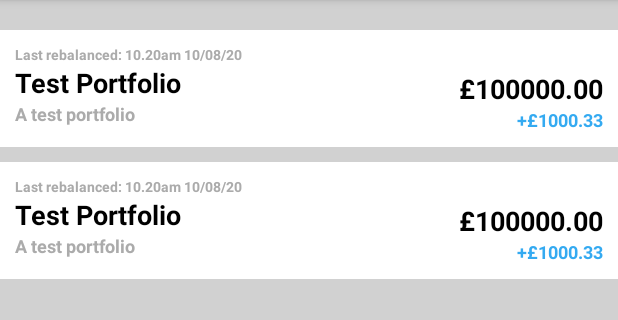
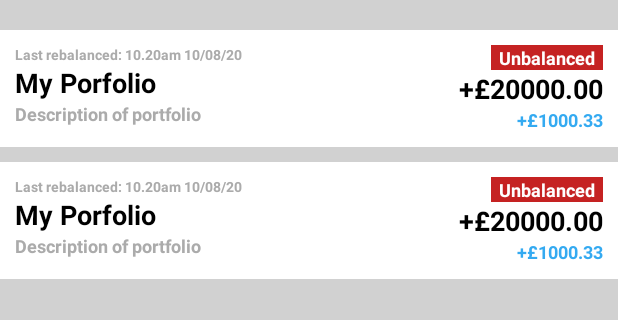
Before and after one commit to benhasselgren/portfolio-balancer, an Android app: the screen it shows after launch (MainActivity), on a phone screen of 412 x 824 dp, the part 84-404 px from its top. Run offline under Robolectric (Android 15) with nearby library versions, the phone set to English and light mode, and no system bars.

Commit message:
Fixed memory leak issues. the getCurrentPrice method had a bug where it infintely called itself.

```diff
--- a/app/src/main/AndroidManifest.xml
+++ b/app/src/main/AndroidManifest.xml
@@ -9,7 +9,8 @@
         android:roundIcon="@mipmap/ic_launcher_round"
         android:supportsRtl="true"
         android:theme="@style/AppTheme"
-        android:largeHeap="true">
+        android:largeHeap="true"
+        android:hardwareAccelerated="false">
         <activity android:name=".PortfolioDetails"></activity>
         <activity android:name=".MainActivity">
             <intent-filter>
--- a/app/src/main/java/com/example/portfoliobalancer/MainActivity.java
+++ b/app/src/main/java/com/example/portfoliobalancer/MainActivity.java
@@ -52,13 +52,13 @@ public class MainActivity extends AppCompatActivity {
 
         Company Apple = new Company("Apple Inc", "AAPL", 0, 324.95, 70, 0, date );
 
-        Company Microsoft = new Company("Microsoft Corporation", "MSFT", 0 , 183.72, 15, 0, date);
+        //Company Microsoft = new Company("Microsoft Corporation", "MSFT", 0 , 183.72, 15, 0, date);
 
-        Company Tesla = new Company("Tesla Inc", "TSLA", 0, 803.95, 15, 0, date);
+        //Company Tesla = new Company("Tesla Inc", "TSLA", 0, 803.95, 15, 0, date);
 
         portfolio.addCompany(Apple);
-        portfolio.addCompany(Microsoft);
-        portfolio.addCompany(Tesla);
+       // portfolio.addCompany(Microsoft);
+       // portfolio.addCompany(Tesla);
 
         for(int i=0;i<2;i++)
         {
--- a/app/src/main/java/com/example/portfoliobalancer/Portfolio.java
+++ b/app/src/main/java/com/example/portfoliobalancer/Portfolio.java
@@ -177,7 +177,7 @@ public class Portfolio implements Parcelable
             totalPrice += c.getCurrentUnitPrice();
         }
     */
-        return this.getCurrentPrice();
+        return this.currentPrice;
     }
 
     public double getPriceDifference()
--- a/app/src/main/java/com/example/portfoliobalancer/PortfoliosAdapter.java
+++ b/app/src/main/java/com/example/portfoliobalancer/PortfoliosAdapter.java
@@ -10,7 +10,7 @@ import java.util.List;
 
 public class PortfoliosAdapter extends RecyclerView.Adapter<PortfoliosHolder>
 {
-    private final List<Portfolio> portfolios;
+    private List<Portfolio> portfolios;
     private Context context;
     private int itemResource;
 
@@ -40,7 +40,6 @@ public class PortfoliosAdapter extends RecyclerView.Adapter<PortfoliosHolder>
 
     @Override
     public int getItemCount() {
-
         return this.portfolios.size();
     }
 }
--- a/app/src/main/java/com/example/portfoliobalancer/PortfoliosHolder.java
+++ b/app/src/main/java/com/example/portfoliobalancer/PortfoliosHolder.java
@@ -2,7 +2,7 @@ package com.example.portfoliobalancer;
 
 import android.content.Context;
 import android.content.Intent;
-import android.graphics.Color;
+import android.os.Debug;
 import android.support.v7.widget.RecyclerView;
 import android.util.Log;
 import android.view.View;
@@ -11,12 +11,12 @@ import java.text.SimpleDateFormat;
 
 public class PortfoliosHolder extends RecyclerView.ViewHolder implements View.OnClickListener {
 
-    private final TextView name;
-    private final TextView description;
-    private final TextView last_balanced;
-    private final TextView unbalanced;
-    private final TextView currentPrice;
-    private final TextView growth;
+    private  TextView name;
+    private  TextView description;
+    private  TextView last_balanced;
+    private  TextView unbalanced;
+    private  TextView currentPrice;
+    private  TextView growth;
 
     private Portfolio portfolio;
     private Context context;
@@ -47,20 +47,19 @@ public class PortfoliosHolder extends RecyclerView.ViewHolder implements View.On
         this.portfolio = portfolio;
 
 
-        this.name.setText(portfolio.getName());
+       // this.name.setText(portfolio.getName());
 
-        this.description.setText(portfolio.getDescription());
+        //this.description.setText(portfolio.getDescription());
 
         //this.last_balanced.setText(String.format("Last rebalanced: %t", new SimpleDateFormat("MM-dd-yyyy").format(portfolio.getLastRebalanced())));
 
-        if(portfolio.isBalanced())
-        {
-            this.unbalanced.setVisibility(View.INVISIBLE);
-        }
+        //if(portfolio.isBalanced())
+        //{
+        //    this.unbalanced.setVisibility(View.INVISIBLE);
+        //}
 
         //Log.w("CurrentPrice", Double.toString(portfolio.getCurrentPrice()));
-
-        //this.currentPrice.setText(String.format("+£%.2f", portfolio.getCurrentPrice()));
+        this.currentPrice.setText(String.format("+£%.2f", portfolio.getCurrentPrice()));
 /*
         if(portfolio.getCurrentPrice() > portfolio.getInitialPrice())
         {
@@ -87,4 +86,10 @@ public class PortfoliosHolder extends RecyclerView.ViewHolder implements View.On
             itemView.getContext().startActivity(intent);
         }
     }
+
+    protected void displayMemoryUsage(String message) {
+        int usedKBytes = (int) (Debug.getNativeHeapAllocatedSize() / 1024L);
+        String usedMegsString = String.format("%s - usedMemory = Memory Used: %d KB", message, usedKBytes);
+        Log.d("DATA", usedMegsString);
+    }
 }
```
